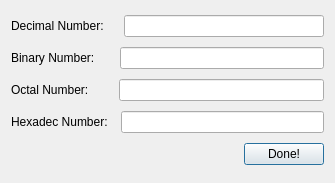
manashmandal/AdvancedELearning, file numberbaseconverter.ui: the form before one commit.
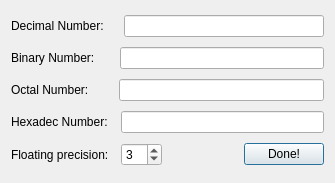
The form after the commit.

Commit message: added binary conversion

Diff of the .ui file:
```diff
--- a/numberbaseconverter.ui
+++ b/numberbaseconverter.ui
@@ -23,7 +23,7 @@
    <bool>true</bool>
   </property>
   <layout class="QGridLayout" name="gridLayout">
-   <item row="0" column="0" colspan="2">
+   <item row="0" column="0">
     <layout class="QHBoxLayout" name="horizontalLayout">
      <item>
       <widget class="QLabel" name="decimalLabel">
@@ -53,7 +53,7 @@
      </item>
     </layout>
    </item>
-   <item row="1" column="0" colspan="2">
+   <item row="1" column="0">
     <layout class="QHBoxLayout" name="horizontalLayout_2">
      <item>
       <widget class="QLabel" name="binaryLabel">
@@ -83,7 +83,7 @@
      </item>
     </layout>
    </item>
-   <item row="2" column="0" colspan="2">
+   <item row="2" column="0">
     <layout class="QHBoxLayout" name="horizontalLayout_3">
      <item>
       <widget class="QLabel" name="octalLabel">
@@ -113,7 +113,7 @@
      </item>
     </layout>
    </item>
-   <item row="3" column="0" colspan="2">
+   <item row="3" column="0">
     <layout class="QHBoxLayout" name="horizontalLayout_4">
      <item>
       <widget class="QLabel" name="hexadecimalLabel">
@@ -144,6 +144,41 @@
     </layout>
    </item>
    <item row="4" column="0">
+    <layout class="QHBoxLayout" name="horizontalLayout_5">
+     <item>
+      <widget class="QLabel" name="label">
+       <property name="text">
+        <string>Floating precision:</string>
+       </property>
+      </widget>
+     </item>
+     <item>
+      <spacer name="horizontalSpacer_6">
+       <property name="orientation">
+        <enum>Qt::Horizontal</enum>
+       </property>
+       <property name="sizeType">
+        <enum>QSizePolicy::Fixed</enum>
+       </property>
+       <property name="sizeHint" stdset="0">
+        <size>
+         <width>6</width>
+         <height>20</height>
+        </size>
+       </property>
+      </spacer>
+     </item>
+     <item>
+      <widget class="QSpinBox" name="precisionBox">
+       <property name="maximum">
+        <number>10</number>
+       </property>
+       <property name="value">
+        <number>3</number>
+       </property>
+      </widget>
+     </item>
+     <item>
     <spacer name="horizontalSpacer_5">
      <property name="orientation">
       <enum>Qt::Horizontal</enum>
@@ -156,12 +191,14 @@
      </property>
     </spacer>
    </item>
-   <item row="4" column="1">
+     <item>
     <widget class="QPushButton" name="okButton">
      <property name="text">
       <string>Done!</string>
      </property>
     </widget>
+     </item>
+    </layout>
    </item>
   </layout>
  </widget>
```
Lines whose indentation alone changed are shown as unchanged. The commit also changes 2 other files.
